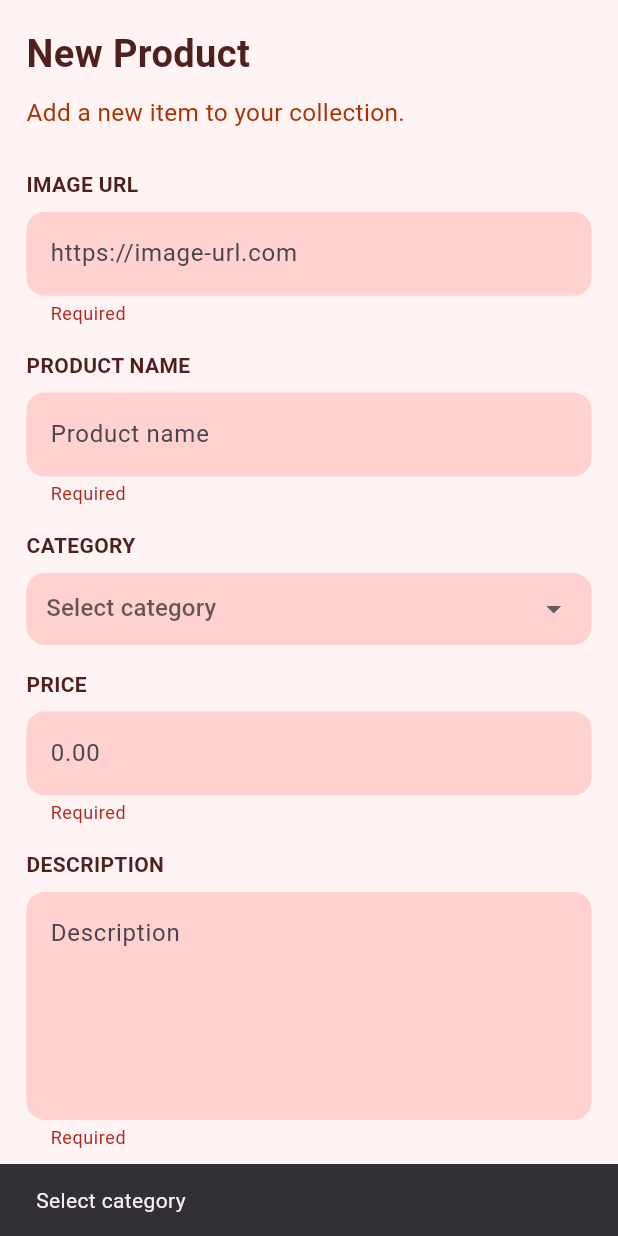
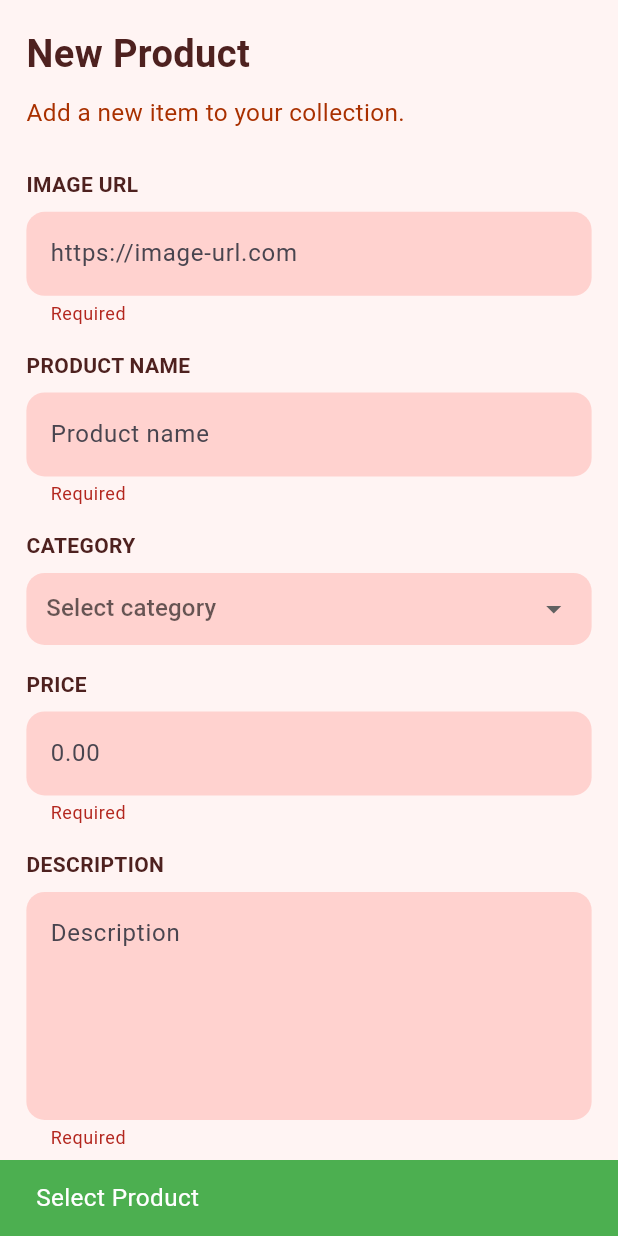
Before and after one commit to MaxHamza/new_ecommerce_app, a Flutter app: the InsertProduct screen opened directly, after a tap on "Save Product", on a phone screen of 412 x 824 dp. Run offline on Flutter 3.47's test engine with Material 3 defaults, Android fonts, the phone set to English and light mode, and no system bars; our stand-ins replace dio, flutter_bloc, flutter_screenutil, gap, hive, hive_flutter; accounts and stored records are empty; network calls fail; Roboto replaces fonts that are missing (Montserrat).

Commit message:
complete all app and fix some problems

```diff
--- a/lib/features/home/presentation/pages/insert_product.dart
+++ b/lib/features/home/presentation/pages/insert_product.dart
@@ -34,7 +34,17 @@ class _InsertProductState extends State<InsertProduct> {
 
   void _submitData() async {
     if (!formKey.currentState!.validate() || selectedCategory == null) {
-      if (selectedCategory == null) ScaffoldMessenger.of(context).showSnackBar(const SnackBar(content: Text("Select category")));
+      if (selectedCategory == null) {
+        ScaffoldMessenger.of(context).showSnackBar(
+        SnackBar(
+          content: Text(
+            'Select Product',
+            style: TextStyle(color: Colors.white,fontSize: 16.sp),
+          ),
+          backgroundColor: Colors.green,
+        ),
+      );
+      }
       return;
     }
 
@@ -48,7 +58,15 @@ class _InsertProductState extends State<InsertProduct> {
 
     if (mounted) {
       context.read<ProductCubit>().addLocalProduct(product);
-      ScaffoldMessenger.of(context).showSnackBar(const SnackBar(content: Text("Product added successfully")));
+      ScaffoldMessenger.of(context).showSnackBar(
+        SnackBar(
+          content: Text(
+            'Product Added Successfully',
+            style: TextStyle(color: Colors.white,fontSize: 16.sp),
+          ),
+          backgroundColor: Colors.green,
+        ),
+      );
     }
   }
 
@@ -61,7 +79,15 @@ class _InsertProductState extends State<InsertProduct> {
         child: BlocConsumer<InsertProductCubit, InsertProductState>(
           listener: (context, state) {
             if (state is InsertProductError) {
-              ScaffoldMessenger.of(context).showSnackBar(SnackBar(content: Text(state.message)));
+              ScaffoldMessenger.of(context).showSnackBar(
+                SnackBar(
+                  content: Text(
+                    state.message,
+                    style: TextStyle(color: Colors.white,fontSize: 16.sp),
+                  ),
+                  backgroundColor: Colors.red,
+                ),
+              );
             }
           },
           builder: (context, state) {
```
Also changed, not shown: lib/features/home/presentation/pages/home_page.dart (+9 -4 lines), lib/features/home/presentation/pages/product_details.dart (+23 -8 lines).
